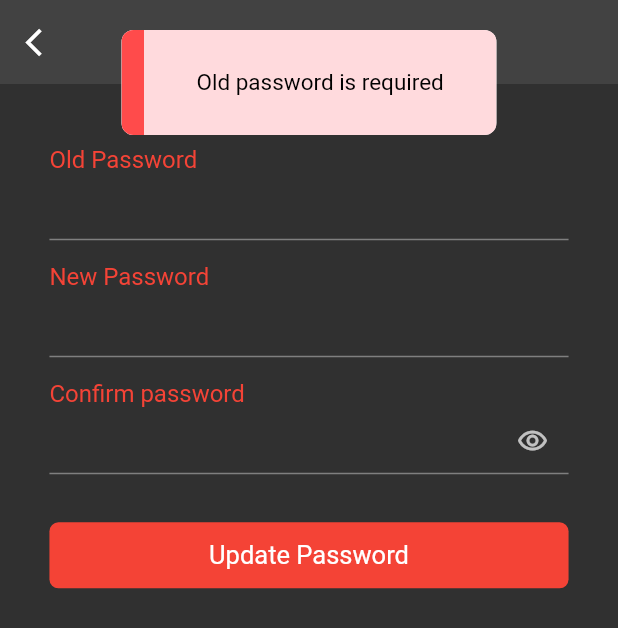
After one commit to Estifki/Kegeberew_Delivery, a Flutter app: the UpdatePassword screen opened directly, after a tap on "Update Password", on a phone screen of 412 x 824 dp. The commit adds this screen. Shown: the top 628 px of the screen. Run offline on Flutter 3.47's test engine with Material 2 defaults, Android fonts, the light colour scheme and no system bars; drawn by our look-alikes of loader_overlay; our stand-ins replace basic_utils, cached_network_image, google_maps_flutter, jiffy, motion_toast and 1 more; missing offline and left inert: dart:ffi, flutter_polyline_points; accounts and stored records are empty; network calls fail.

Commit message:
added update profile

```diff
--- a/lib/controller/profile.dart
+++ b/lib/controller/profile.dart
@@ -1,7 +1,10 @@
+import 'dart:convert';
+
 import 'package:flutter/material.dart';
 import 'package:http/http.dart' as http;
 import '../constant/const.dart';
 import '../models/profile.dart';
+import '../util/custom_exception.dart';
 
 class ProfileProvider with ChangeNotifier {
   final List<UserData> _userData = [];
@@ -31,4 +34,26 @@ class ProfileProvider with ChangeNotifier {
       rethrow;
     }
   }
+
+  Future updatePassword(
+      {required userID, required oldPassword, required newPassword}) async {
+    String url = "${AppConst.baseurl}/user/change-password/$userID";
+
+    try {
+      http.Response response = await http.put(Uri.parse(url),
+          headers: {"Content-Type": "application/json"},
+          body: jsonEncode({
+            "old_password": oldPassword,
+            "new_password": newPassword,
+          }));
+      final decodedData = jsonDecode(response.body);
+      if (response.statusCode != 200) {
+        throw CustomException(errorMessage: decodedData["message"]);
+      } else {
+        getProfile(userID: userID);
+      }
+    } catch (_) {
+      rethrow;
+    }
+  }
 }
--- /dev/null
+++ b/lib/screens/update_password.dart
@@ -0,0 +1,198 @@
+
+import 'package:flutter/material.dart';
+import 'package:kegeberew_delivery/util/toast.dart';
+import 'package:loader_overlay/loader_overlay.dart';
+import 'package:provider/provider.dart';
+
+import '../controller/auth.dart';
+import '../controller/profile.dart';
+import '../util/app_bar.dart';
+import '../util/custom_exception.dart';
+
+class UpdatePassword extends StatefulWidget {
+  const UpdatePassword({super.key});
+
+  @override
+  State<UpdatePassword> createState() => _UpdatePasswordState();
+}
+
+class _UpdatePasswordState extends State<UpdatePassword> {
+  final _oldController = TextEditingController();
+  final _passwordController = TextEditingController();
+  final _confirmController = TextEditingController();
+  bool obscureText = true;
+
+  void showPassword() {
+    setState(() {
+      obscureText = !obscureText;
+    });
+  }
+
+  @override
+  Widget build(BuildContext context) {
+    Size screenSize = MediaQuery.of(context).size;
+    return Scaffold(
+      appBar: const PreferredSize(
+          preferredSize: Size.fromHeight(56.0),
+          child: CustomAppBarPop(title: "Update Password")),
+      body: SingleChildScrollView(
+        child: Column(
+          mainAxisAlignment: MainAxisAlignment.start,
+          crossAxisAlignment: CrossAxisAlignment.start,
+          children: [
+            SizedBox(height: screenSize.height * 0.05),
+            Padding(
+              padding: EdgeInsets.only(left: screenSize.width * 0.08),
+              child: const Text("Old Password",
+                  style: TextStyle(fontSize: 16, color: Colors.red)),
+            ),
+            Center(
+              child: SizedBox(
+                height: 44,
+                width: screenSize.width * 0.84,
+                child: TextField(
+                  controller: _oldController,
+                  cursorWidth: 1.5,
+                  obscureText: obscureText,
+                  textAlignVertical: TextAlignVertical.bottom,
+                  decoration: const InputDecoration(
+                      counterStyle: TextStyle(fontSize: 0.0), hintText: ""),
+                ),
+              ),
+            ),
+            const SizedBox(height: 15),
+            Padding(
+              padding: EdgeInsets.only(left: screenSize.width * 0.08),
+              child: const Text("New Password",
+                  style: TextStyle(fontSize: 16, color: Colors.red)),
+            ),
+            Center(
+              child: SizedBox(
+                height: 44,
+                width: screenSize.width * 0.84,
+                child: TextField(
+                  controller: _passwordController,
+                  cursorWidth: 1.5,
+                  obscureText: obscureText,
+                  textAlignVertical: TextAlignVertical.bottom,
+                  decoration: const InputDecoration(
+                      counterStyle: TextStyle(fontSize: 0.0), hintText: ""),
+                ),
+              ),
+            ),
+            const SizedBox(height: 15),
+            //
+            //Confirm Password
+            //
+            Padding(
+              padding: EdgeInsets.only(left: screenSize.width * 0.08),
+              child: const Text("Confirm password",
+                  style: TextStyle(fontSize: 16, color: Colors.red)),
+            ),
+            Center(
+              child: SizedBox(
+                height: 44,
+                width: screenSize.width * 0.84,
+                child: TextField(
+                  controller: _confirmController,
+                  cursorWidth: 1.5,
+                  obscureText: obscureText,
+                  textAlignVertical: TextAlignVertical.bottom,
+                  decoration: InputDecoration(
+                      counterStyle: const TextStyle(fontSize: 0.0),
+                      hintText: "",
+                      suffixIcon: obscureText
+                          ? IconButton(
+                              onPressed: () => showPassword(),
+                              icon: const Icon(Icons.visibility_outlined,
+                                  size: 21))
+                          : IconButton(
+                              onPressed: () => showPassword(),
+                              icon: const Icon(Icons.visibility_off_outlined,
+                                  size: 21))),
+                ),
+              ),
+            ),
+            const SizedBox(height: 32),
+            Center(
+              child: GestureDetector(
+                onTap: () => validateUpdate(),
+                child: Container(
+                  alignment: Alignment.center,
+                  height: 44,
+                  width: screenSize.width * 0.84,
+                  decoration: BoxDecoration(
+                    color: Colors.red,
+                    borderRadius: BorderRadius.circular(6),
+                  ),
+                  child: const Text(
+                    "Update Password",
+                    style: TextStyle(fontSize: 17, color: Colors.white),
+                  ),
+                ),
+              ),
+            ),
+          ],
+        ),
+      ),
+    );
+  }
+
+  validateUpdate() async {
+    if (_oldController.text.trim().isEmpty) {
+      showErrorMessage(
+          width: 250,
+          context: context,
+          errorMessage: "Old password is required");
+    } else if (_oldController.text.trim().length <= 5) {
+      showErrorMessage(
+          width: 250,
+          context: context,
+          errorMessage: "Old Password must be at least 6 digit");
+    } else if (_passwordController.text.trim().length <= 5) {
+      showErrorMessage(
+          width: 250,
+          context: context,
+          errorMessage: "New Password must be at least 6 digit");
+    } else if (_passwordController.text.trim() !=
+        _confirmController.text.trim()) {
+      showErrorMessage(
+          width: 250,
+          context: context,
+          errorMessage: "New Password do not match");
+    } else {
+      try {
+        FocusScope.of(context).unfocus();
+        context.loaderOverlay.show();
+
+        await Provider.of<ProfileProvider>(context, listen: false)
+            .updatePassword(
+                oldPassword: _oldController.text.trim(),
+                newPassword: _confirmController.text.trim(),
+                userID:
+                    Provider.of<AuthProvider>(context, listen: false).userID!)
+            .then((_) {
+          context.loaderOverlay.hide();
+          showSuccessMessage(
+              width: 250,
+              context: context,
+              successMessage: "Password Updated Successfully");
+
+          Future.delayed(const Duration(seconds: 2), () {
+            Navigator.of(context).pop();
+          });
+        });
+      } on CustomException catch (e) {
+        showErrorMessage(
+            width: 250, context: context, errorMessage: e.toString());
+        context.loaderOverlay.hide();
+      } catch (_) {
+        showErrorMessage(
+            width: 250,
+            context: context,
+            errorMessage: "Please Try Again Later");
+        context.loaderOverlay.hide();
+      }
+    }
+  }
+}
--- a/lib/util/bottom_bar.dart
+++ b/lib/util/bottom_bar.dart
@@ -47,9 +47,10 @@ class _CustomBottomBarState extends State<CustomBottomBar> {
                 BottomNavigationBarItem(
                     icon: Icon(Icons.home_filled), label: "Dashboard"),
                 BottomNavigationBarItem(
-                    icon: Icon(Icons.home_filled), label: "My Delivery"),
+                    icon: Icon(Icons.delivery_dining_sharp),
+                    label: "My Delivery"),
                 BottomNavigationBarItem(
-                    icon: Icon(Icons.home_filled), label: "Profile"),
+                    icon: Icon(Icons.person), label: "Profile"),
               ]),
         ));
   }
--- a/lib/util/toast.dart
+++ b/lib/util/toast.dart
@@ -31,7 +31,10 @@ showErrorMessage(
   ).show(context);
 }
 
-showSuccessMessage(double width, BuildContext context, String successMessage) {
+showSuccessMessage(
+    {required double width,
+    required BuildContext context,
+    required String successMessage}) {
   return MotionToast.success(
     width: width,
     height: 70,
--- a/pubspec.yaml
+++ b/pubspec.yaml
@@ -26,6 +26,7 @@ dependencies:
   cupertino_icons: ^1.0.2
   provider: ^6.0.5
   http:
+  loader_overlay: ^2.2.0
   shared_preferences: ^2.0.15
   motion_toast: ^2.4.3
   basic_utils: ^5.5.4
```
Also changed, not shown: lib/main.dart (+9 -0 lines), lib/screens/order/details.dart (+62 -10 lines), lib/screens/profile.dart (+26 -1 lines), lib/util/google_maps.dart (added, +74 -0 lines), lib/util/loading.dart (added, +21 -0 lines), lib/widgets/order/my_deliveries.dart (+7 -8 lines), pubspec.lock.
